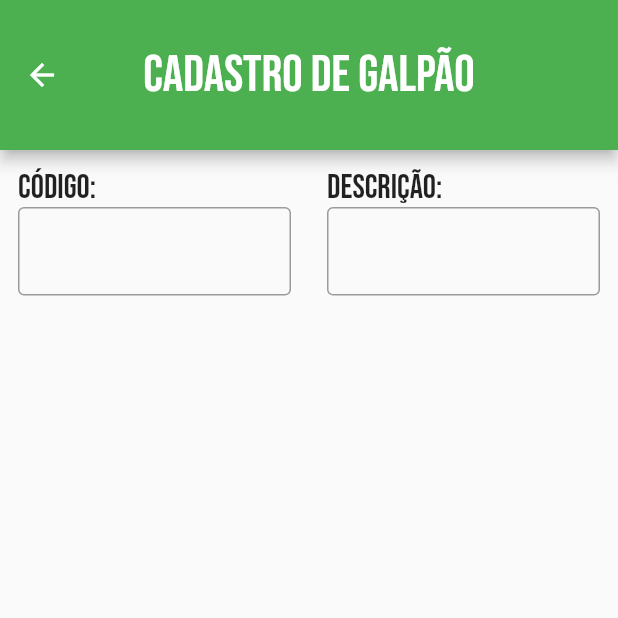
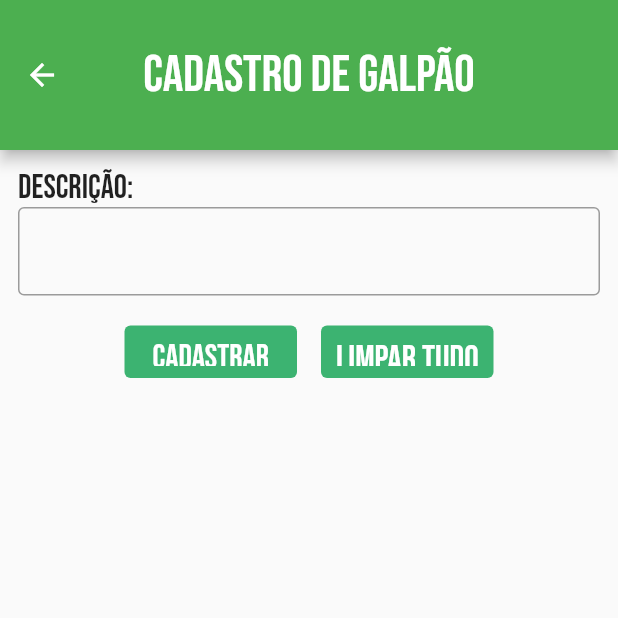
Before and after one commit to IsaiasBrazil/avicultor, a Flutter app: the TelaCadastroGalpao screen opened directly, on a phone screen of 412 x 824 dp, the top half of it. Run offline on Flutter 3.47's test engine with Material 2 defaults, Android fonts, the phone set to English and light mode, and no system bars.

Commit message:
Botão 'Cadastrar' e 'Limpar tudo' criado

```diff
--- a/lib/cadastrar_galpao.dart
+++ b/lib/cadastrar_galpao.dart
@@ -1,4 +1,5 @@
 import 'package:flutter/material.dart';
+import 'package:tcc/widget_botao.dart';
 import 'widget_campo.dart';
 
 class TelaCadastroGalpao extends StatefulWidget {
@@ -30,18 +31,64 @@ class _TelaCadastroGalpaoState extends State<TelaCadastroGalpao> {
             children: [
               Expanded(
                 child: Campo(
-                  nome: 'Código:',
-                  controller: codigoGalpao,
-                  keyboardType: TextInputType.text,
-                ),
-              ),
-              Expanded(
-                child: Campo(
                   nome: 'Descrição:',
                   controller: descricaoGalpao,
                   keyboardType: TextInputType.text,
                 ),
               )
+            ],
+          ),
+          Row(
+            mainAxisAlignment: MainAxisAlignment.center,
+            children: [
+              Padding(
+                padding: EdgeInsets.all(
+                    8.0), // Adjust the padding value as per your preference
+                child: SizedBox(
+                  width: 115,
+                  height: 35,
+                  child: TextButton(
+                    style: ButtonStyle(
+                      backgroundColor: MaterialStateProperty.all(
+                          Color.fromRGBO(60, 179, 113, 1)),
+                    ),
+                    child: Text(
+                      'Cadastrar',
+                      style: TextStyle(
+                        fontFamily: 'BebasNeue',
+                        fontSize: 22,
+                        color: Colors.white,
+                      ),
+                    ),
+                    onPressed: () {
+                    },
+                  ),
+                ),
+              ),
+              Padding(
+                padding: EdgeInsets.all(
+                    8.0), // Adjust the padding value as per your preference
+                child: SizedBox(
+                  width: 115,
+                  height: 35,
+                  child: TextButton(
+                    style: ButtonStyle(
+                      backgroundColor: MaterialStateProperty.all(
+                          Color.fromRGBO(60, 179, 113, 1)),
+                    ),
+                    child: Text(
+                      'Limpar tudo',
+                      style: TextStyle(
+                        fontFamily: 'BebasNeue',
+                        fontSize: 24,
+                        color: Colors.white,
+                      ),
+                    ),
+                    onPressed: () {
+                    },
+                  ),
+                ),
+              ),
             ],
           )
         ],
```
